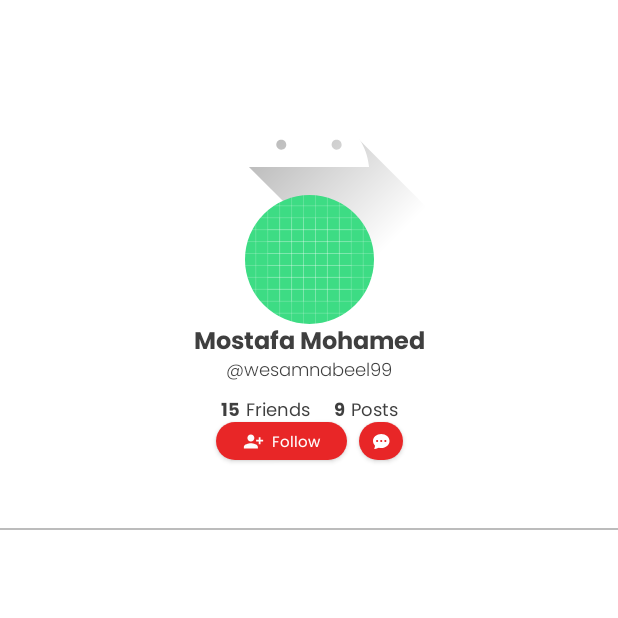
After one commit to meow-family/Meow-Media, an Android app built with Jetpack Compose: the composable ProfileScreen shown on its own in the app's theme, on a phone screen of 412 x 824 dp, the top half of it. The commit adds this screen. Run offline under Robolectric (Android 15) with nearby library versions, the phone set to English and light mode, and no system bars.

Commit message:
make profile Screen

```diff
--- /dev/null
+++ b/app/src/main/java/com/octopus/socialnetwork/composable/ProfileInformation.kt
@@ -0,0 +1,63 @@
+package com.octopus.socialnetwork.composable
+
+import androidx.compose.foundation.Image
+import androidx.compose.foundation.layout.Box
+import androidx.compose.foundation.layout.fillMaxWidth
+import androidx.compose.foundation.layout.height
+import androidx.compose.foundation.layout.size
+import androidx.compose.foundation.shape.CircleShape
+import androidx.compose.runtime.Composable
+import androidx.compose.ui.Alignment
+import androidx.compose.ui.Modifier
+import androidx.compose.ui.draw.clip
+import androidx.compose.ui.layout.ContentScale
+import androidx.compose.ui.res.painterResource
+import androidx.compose.ui.unit.dp
+
+@Composable
+fun ProfileImages(backImageProfile: Int, profileImage: Int) {
+    Box(
+        modifier = Modifier
+            .fillMaxWidth()
+            .height(216.dp)
+    ) {
+        Image(
+            painter = painterResource(id = backImageProfile),
+            contentDescription = "back profile image",
+            modifier = Modifier
+                .fillMaxWidth()
+                .height(188.dp)
+        )
+
+        Image(
+            painter = painterResource(id = profileImage),
+            contentDescription = "profile image",
+            contentScale = ContentScale.Crop,
+            modifier = Modifier
+                .size(86.dp)
+                .clip(CircleShape)
+                .align(alignment = Alignment.BottomCenter)
+
+
+        )
+    }
+
+}
+
+@Composable
+fun SmallImageHolder(image: Int) {
+    Image(
+        painter = painterResource(id = image),
+        contentDescription = "image",
+        modifier = Modifier.size(width = 117.52.dp, height = 101.dp)
+    )
+}
+
+@Composable
+fun LargeImageHolder(image: Int) {
+    Image(
+        painter = painterResource(id = image),
+        contentDescription = "image",
+        modifier = Modifier.size(width = 117.52.dp, height = 190.dp)
+    )
+}
--- /dev/null
+++ b/app/src/main/java/com/octopus/socialnetwork/composable/SpaceVertical.kt
@@ -0,0 +1,36 @@
+package com.octopus.socialnetwork.composable
+
+import androidx.compose.foundation.layout.Spacer
+import androidx.compose.foundation.layout.height
+import androidx.compose.foundation.layout.width
+import androidx.compose.runtime.Composable
+import androidx.compose.ui.Modifier
+import androidx.compose.ui.unit.dp
+
+
+@Composable
+fun SpaceHorizontally4dp(){
+    Spacer(modifier = Modifier.width(4.dp))
+}
+
+@Composable
+fun SpaceHorizontally8dp(){
+    Spacer(modifier = Modifier.width(8.dp))
+}
+
+@Composable
+fun SpaceHorizontally16dp(){
+    Spacer(modifier = Modifier.width(16.dp))
+}
+
+
+
+@Composable
+fun SpaceVertically8dp(){
+    Spacer(modifier = Modifier.height(8.dp))
+}
+
+@Composable
+fun SpaceVertically10dp(){
+    Spacer(modifier = Modifier.height(10.dp))
+}
--- /dev/null
+++ b/app/src/main/java/com/octopus/socialnetwork/ui/screen/profile/ProfileScreen.kt
@@ -0,0 +1,159 @@
+package com.octopus.socialnetwork.ui.screen.profile
+
+import androidx.compose.foundation.Image
+import androidx.compose.foundation.layout.*
+import androidx.compose.foundation.shape.RoundedCornerShape
+import androidx.compose.material.Button
+import androidx.compose.material.ButtonDefaults
+import androidx.compose.material.Divider
+import androidx.compose.material.Text
+import androidx.compose.runtime.Composable
+import androidx.compose.ui.Alignment
+import androidx.compose.ui.Modifier
+import androidx.compose.ui.graphics.Color
+import androidx.compose.ui.res.painterResource
+import androidx.compose.ui.res.stringResource
+import androidx.compose.ui.text.font.FontWeight
+import androidx.compose.ui.tooling.preview.Preview
+import androidx.compose.ui.unit.dp
+import com.octopus.socialnetwork.R
+import com.octopus.socialnetwork.composable.*
+import com.octopus.socialnetwork.ui.theme.PoppinsTypography
+import com.octopus.socialnetwork.ui.theme.Red600
+import com.octopus.socialnetwork.ui.theme.White50
+
+@Composable
+fun ProfileScreen() {
+
+    Column(modifier = Modifier.fillMaxSize()) {
+        ProfileImages(
+            backImageProfile = R.drawable.ic_launcher_foreground,
+            profileImage = R.drawable.ic_launcher_background
+        )
+
+        Column(
+            modifier = Modifier
+                .fillMaxWidth()
+                .height(136.dp)
+        ) {
+            Text(
+                text = "Mostafa Mohamed",
+                modifier = Modifier.align(Alignment.CenterHorizontally),
+                fontWeight = FontWeight.Bold,
+                fontFamily = PoppinsTypography.subtitle1.fontFamily,
+                fontStyle = PoppinsTypography.subtitle1.fontStyle,
+                fontSize = PoppinsTypography.subtitle1.fontSize
+            )
+            Text(
+                text = "@wesamnabeel99",
+                modifier = Modifier.align(Alignment.CenterHorizontally),
+                fontWeight = FontWeight.Light,
+                fontFamily = PoppinsTypography.caption.fontFamily,
+                fontStyle = PoppinsTypography.caption.fontStyle,
+                fontSize = PoppinsTypography.caption.fontSize
+
+            )
+
+            SpaceVertically10dp()
+            Row(modifier = Modifier.align(Alignment.CenterHorizontally)) {
+
+                Text(
+                    text = "15",
+                    fontWeight = FontWeight.Bold,
+                    fontFamily = PoppinsTypography.caption.fontFamily,
+                    fontStyle = PoppinsTypography.caption.fontStyle,
+                    fontSize = PoppinsTypography.caption.fontSize
+                )
+                SpaceHorizontally4dp()
+                Text(
+                    text = stringResource(R.string.friends),
+                    fontWeight = FontWeight.W400,
+                    fontFamily = PoppinsTypography.caption.fontFamily,
+                    fontStyle = PoppinsTypography.caption.fontStyle,
+                    fontSize = PoppinsTypography.caption.fontSize
+                )
+                SpaceHorizontally16dp()
+                Text(
+                    text = "9",
+                    fontWeight = FontWeight.Bold,
+                    fontFamily = PoppinsTypography.caption.fontFamily,
+                    fontStyle = PoppinsTypography.caption.fontStyle,
+                    fontSize = PoppinsTypography.caption.fontSize
+                )
+                SpaceHorizontally4dp()
+                Text(
+                    text = stringResource(R.string.posts),
+                    fontWeight = FontWeight.W400,
+                    fontFamily = PoppinsTypography.caption.fontFamily,
+                    fontStyle = PoppinsTypography.caption.fontStyle,
+                    fontSize = PoppinsTypography.caption.fontSize
+                )
+
+                SpaceVertically8dp()
+            }
+            Row(modifier = Modifier.align(Alignment.CenterHorizontally)) {
+
+                Button(
+                    onClick = {},
+                    modifier = Modifier
+                        .height(25.dp)
+                        .width(87.dp),
+                    shape = RoundedCornerShape(16.dp),
+                    contentPadding = PaddingValues(0.dp),
+                    colors = ButtonDefaults.buttonColors(backgroundColor = Red600)
+                ) {
+                    Image(
+                        painterResource(id = R.drawable.icon_person_add),
+                        contentDescription = "add icon",
+                        modifier = Modifier.size(14.dp)
+                    )
+
+                    Text(
+                        text = stringResource(R.string.follow_icon_name),
+                        Modifier.padding(start = 5.dp),
+                        fontWeight = FontWeight.W400,
+                        fontFamily = PoppinsTypography.overline.fontFamily,
+                        fontStyle = PoppinsTypography.overline.fontStyle,
+                        fontSize = PoppinsTypography.overline.fontSize,
+                        color = White50,
+                    )
+                }
+                SpaceHorizontally8dp()
+                Button(
+                    onClick = { /*TODO*/ },
+                    modifier = Modifier
+                        .height(25.dp)
+                        .width(29.dp),
+                    shape = RoundedCornerShape(16.dp),
+                    colors = ButtonDefaults.buttonColors(backgroundColor = Red600),
+                    contentPadding = PaddingValues(0.dp),
+
+
+                    ) {
+                    Image(
+                        painterResource(id = R.drawable.massage),
+                        contentDescription = stringResource(R.string.add_icon_name)
+                    )
+                }
+            }
+
+        }
+        Divider(
+            color = Color(color = 0xFFBCBCBC), modifier = Modifier
+                .fillMaxWidth()
+                .height(1.dp)
+        )
+
+
+    }
+
+
+}
+
+
+@Preview(showSystemUi = true)
+@Composable
+fun SignProfilePreview() {
+    ProfileScreen()
+
+}
--- /dev/null
+++ b/app/src/main/res/drawable/icon_person_add.xml
@@ -0,0 +1,5 @@
+<vector android:height="14dp" android:tint="#FDFBFB"
+    android:viewportHeight="24" android:viewportWidth="24"
+    android:width="14dp" xmlns:android="http://schemas.android.com/apk/res/android">
+    <path android:fillColor="@android:color/white" android:pathData="M13,8c0,-2.21 -1.79,-4 -4,-4S5,5.79 5,8s1.79,4 4,4S13,10.21 13,8zM15,10v2h3v3h2v-3h3v-2h-3V7h-2v3H15zM1,18v2h16v-2c0,-2.66 -5.33,-4 -8,-4S1,15.34 1,18z"/>
+</vector>
--- /dev/null
+++ b/app/src/main/res/drawable/massage.xml
@@ -0,0 +1,10 @@
+<vector xmlns:android="http://schemas.android.com/apk/res/android"
+    android:width="11dp"
+    android:height="10dp"
+    android:viewportWidth="11"
+    android:viewportHeight="10">
+  <path
+      android:pathData="M11,4.688C11,7.277 8.537,9.376 5.5,9.376C4.955,9.377 4.413,9.308 3.886,9.171C3.485,9.37 2.563,9.75 1.012,9.998C0.874,10.019 0.77,9.88 0.824,9.755C1.068,9.195 1.288,8.449 1.354,7.769C0.512,6.945 0,5.867 0,4.688C0,2.099 2.463,0 5.5,0C8.537,0 11,2.099 11,4.688ZM3.438,4.688C3.438,4.866 3.365,5.036 3.236,5.162C3.107,5.287 2.932,5.358 2.75,5.358C2.568,5.358 2.393,5.287 2.264,5.162C2.135,5.036 2.063,4.866 2.063,4.688C2.063,4.511 2.135,4.34 2.264,4.215C2.393,4.089 2.568,4.018 2.75,4.018C2.932,4.018 3.107,4.089 3.236,4.215C3.365,4.34 3.438,4.511 3.438,4.688ZM6.188,4.688C6.188,4.866 6.115,5.036 5.986,5.162C5.857,5.287 5.682,5.358 5.5,5.358C5.318,5.358 5.143,5.287 5.014,5.162C4.885,5.036 4.813,4.866 4.813,4.688C4.813,4.511 4.885,4.34 5.014,4.215C5.143,4.089 5.318,4.018 5.5,4.018C5.682,4.018 5.857,4.089 5.986,4.215C6.115,4.34 6.188,4.511 6.188,4.688ZM8.25,5.358C8.432,5.358 8.607,5.287 8.736,5.162C8.865,5.036 8.938,4.866 8.938,4.688C8.938,4.511 8.865,4.34 8.736,4.215C8.607,4.089 8.432,4.018 8.25,4.018C8.068,4.018 7.893,4.089 7.764,4.215C7.635,4.34 7.563,4.511 7.563,4.688C7.563,4.866 7.635,5.036 7.764,5.162C7.893,5.287 8.068,5.358 8.25,5.358Z"
+      android:fillColor="#ffffff"
+      android:fillType="evenOdd"/>
+</vector>
--- a/app/src/main/res/values/strings.xml
+++ b/app/src/main/res/values/strings.xml
@@ -1,3 +1,7 @@
 <resources>
     <string name="app_name">SocialNetwork</string>
+    <string name="friends">Friends</string>
+    <string name="posts">Posts</string>
+    <string name="follow_icon_name">Follow</string>
+    <string name="add_icon_name">add icon</string>
 </resources>
```
Also changed, not shown: app/src/main/java/com/octopus/socialnetwork/ui/theme/Color.kt (line endings or trailing spaces).
